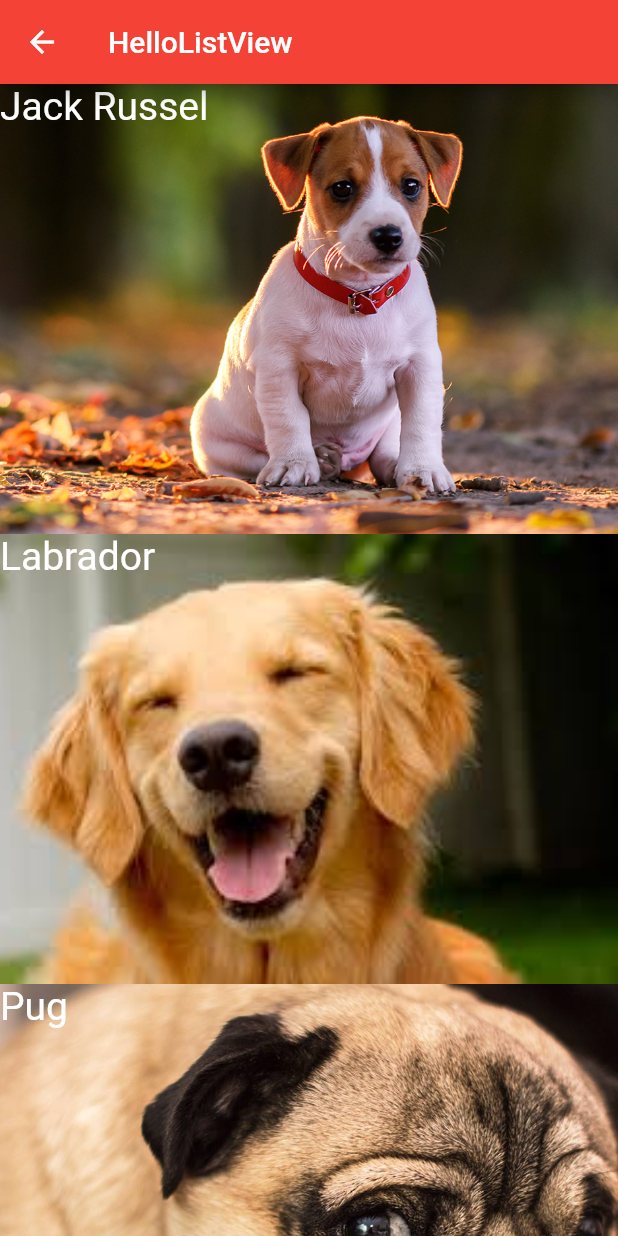
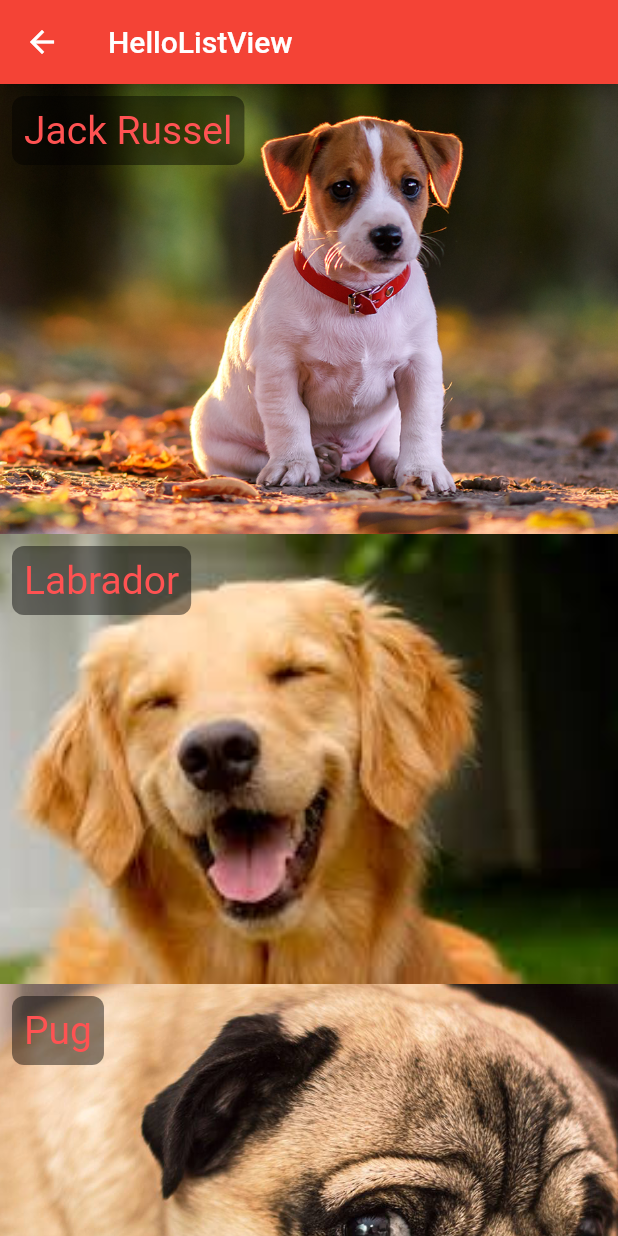
Before and after one commit to Cantinho/flutter-basic, a Flutter app: the HelloListView screen opened directly, on a phone screen of 412 x 824 dp. Run offline on Flutter 3.47's test engine with Material 2 defaults, Android fonts, the phone set to English and light mode, and no system bars.

Commit message:
add box decoration

```diff
--- a/flutter_basic/lib/pages/hello_listview.dart
+++ b/flutter_basic/lib/pages/hello_listview.dart
@@ -36,13 +36,21 @@ class HelloListView extends StatelessWidget {
             fit: StackFit.expand,
             children: <Widget>[
               _img(dog.photo),
-              Container(
+              Align(
                 alignment: Alignment.topLeft,
-                child: Text(
-                  dog.name,
-                  style: TextStyle(
-                    fontSize: 26,
-                    color: Colors.white,
+                child: Container(
+                  margin: EdgeInsets.all(8),
+                  padding: EdgeInsets.all(8),
+                  decoration: BoxDecoration(
+                    color: Colors.black45,
+                    borderRadius: BorderRadius.circular(8)
+                  ),
+                  child: Text(
+                    dog.name,
+                    style: TextStyle(
+                      fontSize: 26,
+                      color: Colors.redAccent,
+                    ),
                   ),
                 ),
               ),
```
